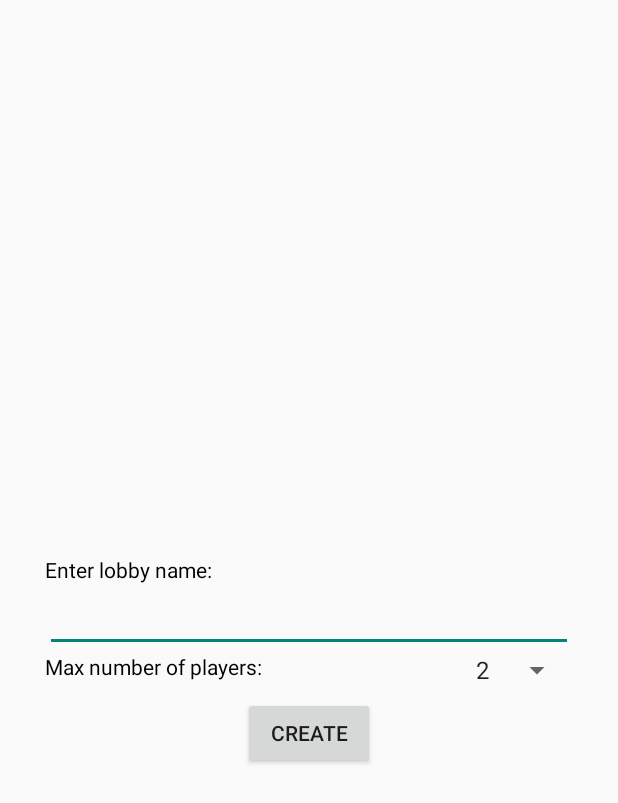
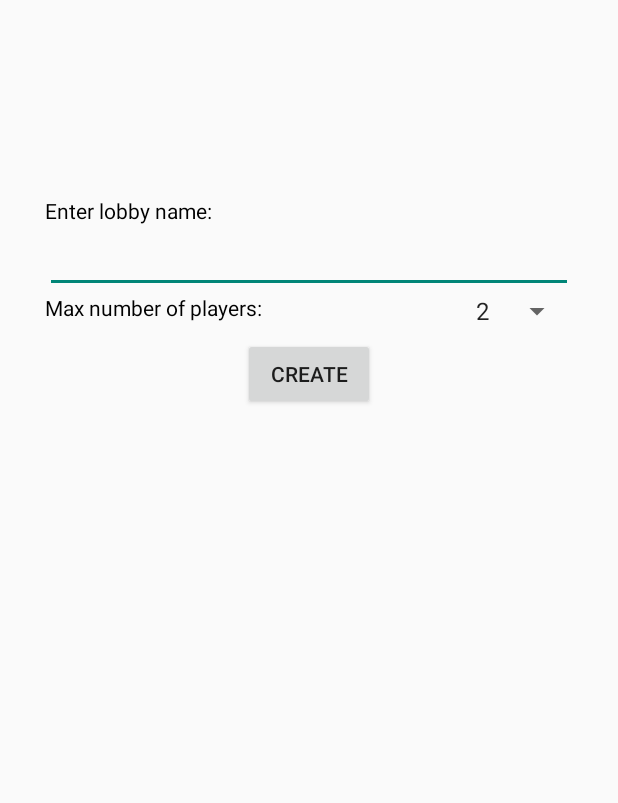
Before and after one commit to zoxal/7ate9-client, an Android app: the CreateLobbyActivity screen opened directly, with no data from a screen before it, on a phone screen of 412 x 824 dp. Shown: the top 803 px of the screen. Run offline under Robolectric (Android 15) with nearby library versions, the phone set to English and light mode, and no system bars.

Commit message:
Made create lobby activity more comfortable.

```diff
--- a/app/src/main/res/layout/activity_create_lobby.xml
+++ b/app/src/main/res/layout/activity_create_lobby.xml
@@ -5,6 +5,11 @@
     android:layout_width="match_parent"
     android:layout_height="match_parent"
     tools:context="com.yatty.sevenatenine.client.CreateLobbyActivity">
+
+    <TextView
+        android:id="@+id/_tv_space_wrapper"
+        android:layout_width="match_parent"
+        android:layout_height="150dp"/>
 
     <TextView
         style="@style/TextStyleSmall"
@@ -19,8 +24,8 @@
         android:id="@+id/et_lobby_name"
         android:layout_width="match_parent"
         android:layout_height="wrap_content"
+        android:layout_below="@id/_tv_space_wrapper"
         android:layout_centerHorizontal="true"
-        android:layout_centerInParent="true"
         android:layout_marginEnd="30dp"
         android:layout_marginStart="30dp"/>
 
```
